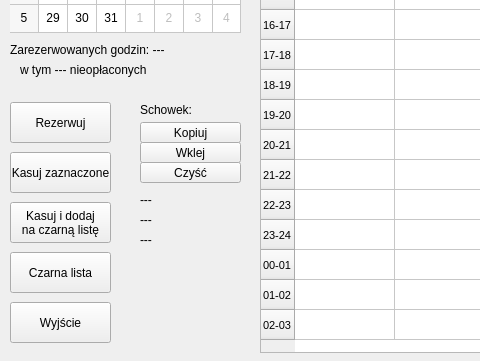
Qt form datechoicewindow.ui (szymor/bowling-book) before a commit; both pictures show x 0 to 480 and y 198 to 559 of the 828 by 559 pixel window.
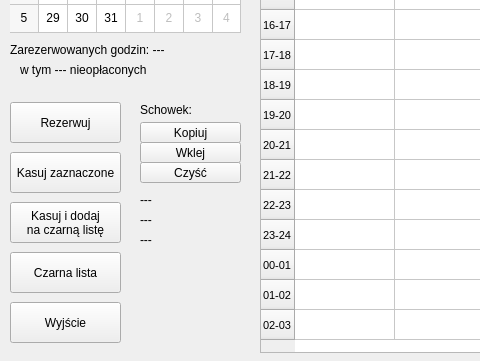
The same form after that commit.

Commit message: size of buttons slightly changed, removed windows.h dependency

What changed in the file:
```diff
--- a/datechoicewindow.ui
+++ b/datechoicewindow.ui
@@ -44,7 +44,7 @@
      <rect>
       <x>10</x>
       <y>500</y>
-      <width>101</width>
+      <width>111</width>
       <height>41</height>
      </rect>
     </property>
@@ -57,7 +57,7 @@
      <rect>
       <x>10</x>
       <y>450</y>
-      <width>101</width>
+      <width>111</width>
       <height>41</height>
      </rect>
     </property>
@@ -70,7 +70,7 @@
      <rect>
       <x>10</x>
       <y>350</y>
-      <width>101</width>
+      <width>111</width>
       <height>41</height>
      </rect>
     </property>
@@ -83,7 +83,7 @@
      <rect>
       <x>10</x>
       <y>400</y>
-      <width>101</width>
+      <width>111</width>
       <height>41</height>
      </rect>
     </property>
@@ -97,7 +97,7 @@
      <rect>
       <x>10</x>
       <y>300</y>
-      <width>101</width>
+      <width>111</width>
       <height>41</height>
      </rect>
     </property>
@@ -280,7 +280,7 @@
      <rect>
       <x>140</x>
       <y>300</y>
-      <width>51</width>
+      <width>61</width>
       <height>16</height>
      </rect>
     </property>
```
The commit also changes 2 other files.
